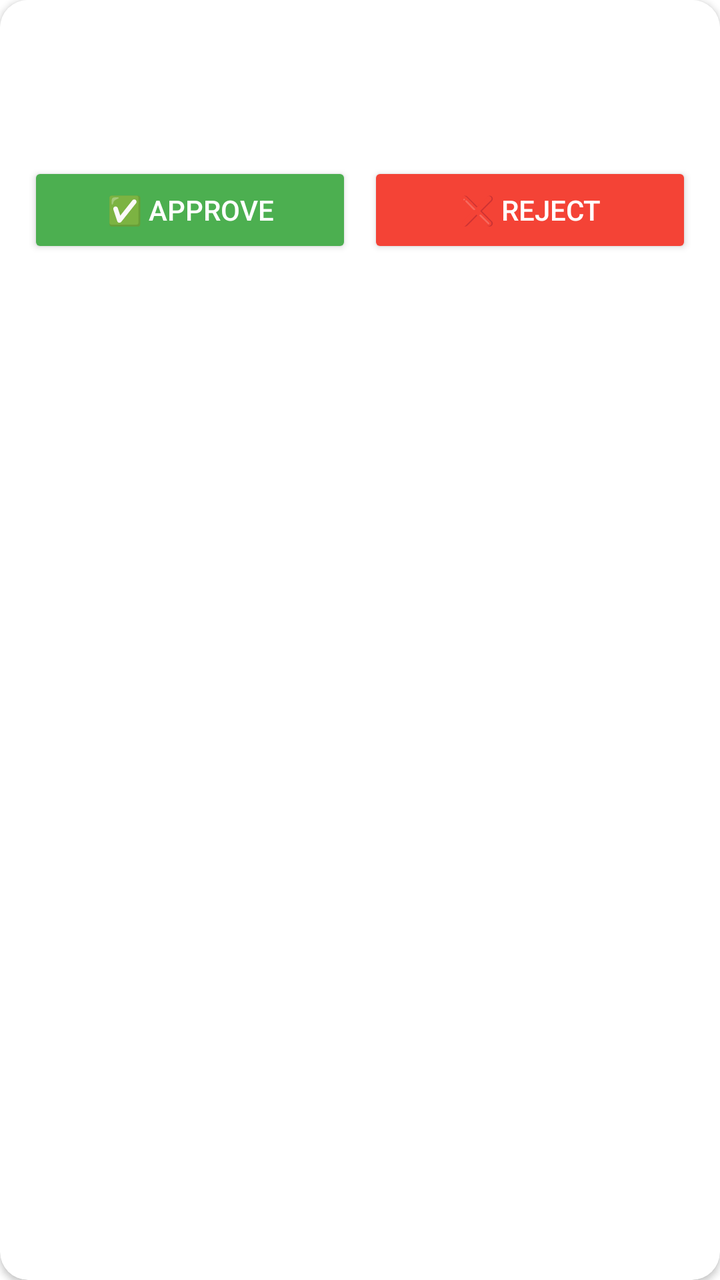
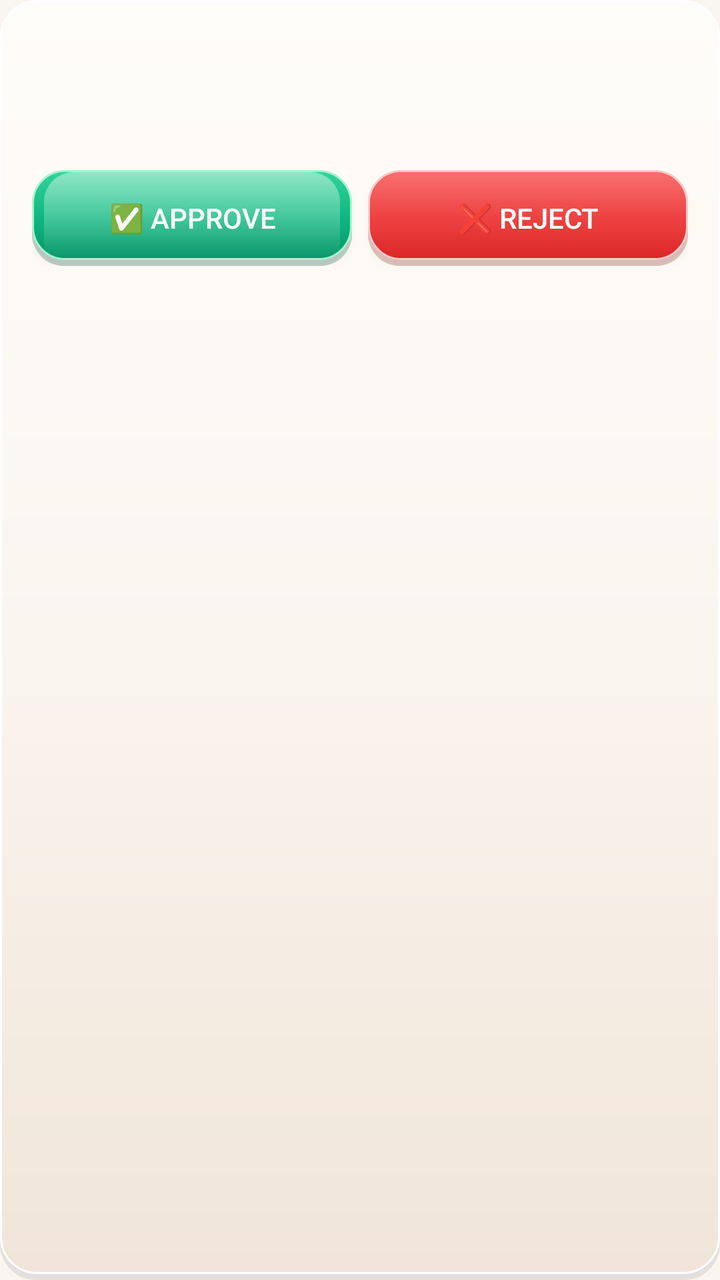

An Android layout rendered at two revisions. The XML below is the earlier revision; the diff shows what the commit changed to produce the second picture.
<!-- AndroidManifest.xml: application theme Theme.SheEmpower -->
<!-- res/layout/item_pending_seller.xml -->
<?xml version="1.0" encoding="utf-8"?>
<androidx.cardview.widget.CardView xmlns:android="http://schemas.android.com/apk/res/android"
    xmlns:app="http://schemas.android.com/apk/res-auto"
    android:layout_width="match_parent" android:layout_height="wrap_content"
    android:layout_marginBottom="10dp" app:cardCornerRadius="14dp" app:cardElevation="2dp">
    <LinearLayout android:layout_width="match_parent" android:background="?android:attr/windowBackground"
        android:layout_height="wrap_content" android:orientation="vertical" android:padding="14dp">
        <TextView android:id="@+id/tvPendingName" android:layout_width="match_parent" android:layout_height="wrap_content" android:textStyle="bold" android:textSize="15sp" />
        <TextView android:id="@+id/tvPendingMeta" android:layout_width="match_parent" android:layout_height="wrap_content" android:textColor="#888888" android:textSize="12sp" />
        <TextView android:id="@+id/tvPendingWhatsApp" android:layout_width="match_parent" android:layout_height="wrap_content" android:textColor="#25D366" android:textSize="12sp" android:layout_marginTop="4dp" />
        <LinearLayout android:layout_width="match_parent" android:layout_height="wrap_content" android:orientation="horizontal" android:layout_marginTop="10dp">
            <Button android:id="@+id/btnApprove" android:layout_width="0dp" android:layout_height="wrap_content" android:layout_weight="1"
                android:text="✅ Approve" android:backgroundTint="#4CAF50" android:textColor="#FFFFFF" />
            <Button android:id="@+id/btnReject" android:layout_width="0dp" android:layout_height="wrap_content" android:layout_weight="1"
                android:layout_marginStart="8dp" android:text="❌ Reject" android:backgroundTint="#F44336" android:textColor="#FFFFFF" />
        </LinearLayout>
    </LinearLayout>
</androidx.cardview.widget.CardView>
<!-- resources referenced by this layout -->
<resources>
  <style name="Theme.SheEmpower" parent="Theme.AppCompat.Light.NoActionBar">
          <item name="colorPrimary">#FF4081</item>
          <item name="colorPrimaryDark">#C2185B</item>
          <item name="colorAccent">#FF4081</item>
          <item name="android:windowBackground">@color/bg_light</item>
          <item name="android:colorBackground">@color/white</item>
          <item name="android:textColorPrimary">@color/text_light</item>
          <item name="android:textColorSecondary">@color/text_gray</item>
      </style>
  <color name="bg_light">#FFFFFF</color>
  <color name="white">#FFFFFF</color>
  <color name="text_light">#333333</color>
  <color name="text_gray">#888888</color>
</resources>

<!-- the commit's change to res/layout/item_pending_seller.xml (unified diff, before → after) -->
@@ -1,18 +1,62 @@
 <?xml version="1.0" encoding="utf-8"?>
-<androidx.cardview.widget.CardView xmlns:android="http://schemas.android.com/apk/res/android"
-    xmlns:app="http://schemas.android.com/apk/res-auto"
-    android:layout_width="match_parent" android:layout_height="wrap_content"
-    android:layout_marginBottom="10dp" app:cardCornerRadius="14dp" app:cardElevation="2dp">
-    <LinearLayout android:layout_width="match_parent" android:background="?android:attr/windowBackground"
-        android:layout_height="wrap_content" android:orientation="vertical" android:padding="14dp">
-        <TextView android:id="@+id/tvPendingName" android:layout_width="match_parent" android:layout_height="wrap_content" android:textStyle="bold" android:textSize="15sp" />
-        <TextView android:id="@+id/tvPendingMeta" android:layout_width="match_parent" android:layout_height="wrap_content" android:textColor="#888888" android:textSize="12sp" />
-        <TextView android:id="@+id/tvPendingWhatsApp" android:layout_width="match_parent" android:layout_height="wrap_content" android:textColor="#25D366" android:textSize="12sp" android:layout_marginTop="4dp" />
-        <LinearLayout android:layout_width="match_parent" android:layout_height="wrap_content" android:orientation="horizontal" android:layout_marginTop="10dp">
-            <Button android:id="@+id/btnApprove" android:layout_width="0dp" android:layout_height="wrap_content" android:layout_weight="1"
-                android:text="✅ Approve" android:backgroundTint="#4CAF50" android:textColor="#FFFFFF" />
-            <Button android:id="@+id/btnReject" android:layout_width="0dp" android:layout_height="wrap_content" android:layout_weight="1"
-                android:layout_marginStart="8dp" android:text="❌ Reject" android:backgroundTint="#F44336" android:textColor="#FFFFFF" />
-        </LinearLayout>
+<LinearLayout xmlns:android="http://schemas.android.com/apk/res/android"
+    android:layout_width="match_parent"
+    android:layout_height="wrap_content"
+    android:layout_marginBottom="10dp"
+    android:background="@drawable/bg_skeu_card"
+    android:orientation="vertical"
+    android:padding="16dp">
+
+    <TextView
+        android:id="@+id/tvPendingName"
+        android:layout_width="match_parent"
+        android:layout_height="wrap_content"
+        android:fontFamily="sans-serif-black"
+        android:textColor="@color/text_dark"
+        android:textSize="15sp" />
+
+    <TextView
+        android:id="@+id/tvPendingMeta"
+        android:layout_width="match_parent"
+        android:layout_height="wrap_content"
+        android:textColor="@color/text_gray"
+        android:textSize="12sp"
+        android:layout_marginTop="2dp" />
+
+    <TextView
+        android:id="@+id/tvPendingWhatsApp"
+        android:layout_width="match_parent"
+        android:layout_height="wrap_content"
+        android:textColor="@color/whatsapp_green"
+        android:fontFamily="sans-serif-medium"
+        android:textSize="12sp"
+        android:layout_marginTop="4dp" />
+
+    <LinearLayout
+        android:layout_width="match_parent"
+        android:layout_height="wrap_content"
+        android:orientation="horizontal"
+        android:layout_marginTop="10dp">
+
+        <Button
+            android:id="@+id/btnApprove"
+            android:layout_width="0dp"
+            android:layout_height="48dp"
+            android:layout_weight="1"
+            android:text="✅ Approve"
+            android:fontFamily="sans-serif-medium"
+            android:background="@drawable/bg_skeu_button_green"
+            android:textColor="#FFFFFF" />
+
+        <Button
+            android:id="@+id/btnReject"
+            android:layout_width="0dp"
+            android:layout_height="48dp"
+            android:layout_weight="1"
+            android:layout_marginStart="8dp"
+            android:text="❌ Reject"
+            android:fontFamily="sans-serif-medium"
+            android:background="@drawable/bg_skeu_button_red"
+            android:textColor="#FFFFFF" />
     </LinearLayout>
-</androidx.cardview.widget.CardView>
+</LinearLayout>
<!-- resource entries referenced after the edit -->
@@ -1,17 +1,93 @@
 <!-- resources referenced by this layout -->
 <resources>
+  <color name="text_dark">#2D253B</color>
   <style name="Theme.SheEmpower" parent="Theme.AppCompat.Light.NoActionBar">
-          <item name="colorPrimary">#FF4081</item>
-          <item name="colorPrimaryDark">#C2185B</item>
-          <item name="colorAccent">#FF4081</item>
-          <item name="android:windowBackground">@color/bg_light</item>
-          <item name="android:colorBackground">@color/white</item>
-          <item name="android:textColorPrimary">@color/text_light</item>
+          <item name="colorPrimary">@color/lavender_primary</item>
+          <item name="colorPrimaryDark">@color/lavender_dark</item>
+          <item name="colorAccent">@color/lavender_primary</item>
+          <item name="android:windowBackground">@color/bg_cream</item>
+          <item name="android:colorBackground">@color/bg_cream</item>
+          <item name="android:textColorPrimary">@color/text_dark</item>
           <item name="android:textColorSecondary">@color/text_gray</item>
       </style>
-  <color name="bg_light">#FFFFFF</color>
-  <color name="white">#FFFFFF</color>
-  <color name="text_light">#333333</color>
-  <color name="text_gray">#888888</color>
+  <color name="lavender_primary">#7C3AED</color>
+  <color name="lavender_dark">#5B21B6</color>
+  <color name="bg_cream">#FAF5EF</color>
+  <color name="text_gray">#6B637B</color>
+  <color name="whatsapp_green">#25D366</color>
+  <!-- drawable bg_skeu_button_green (drawable) -->
+  <?xml version="1.0" encoding="utf-8"?>
+  <layer-list xmlns:android="http://schemas.android.com/apk/res/android">
+      <item android:top="3dp">
+          <shape android:shape="rectangle">
+              <solid android:color="#40064E3B" />
+              <corners android:radius="16dp" />
+          </shape>
+      </item>
+      <item android:bottom="3dp">
+          <shape android:shape="rectangle">
+              <gradient
+                  android:startColor="#34D399"
+                  android:centerColor="#10B981"
+                  android:endColor="#059669"
+                  android:angle="270" />
+              <stroke android:width="1dp" android:color="#A7F3D0" />
+              <corners android:radius="16dp" />
+          </shape>
+      </item>
+      <item android:bottom="3dp" android:top="1dp" android:left="6dp" android:right="6dp">
+          <shape android:shape="rectangle">
+              <gradient
+                  android:startColor="#70FFFFFF"
+                  android:endColor="#00FFFFFF"
+                  android:angle="270" />
+              <corners android:topLeftRadius="15dp" android:topRightRadius="15dp" />
+          </shape>
+      </item>
+  </layer-list>
+  <!-- drawable bg_skeu_button_red (drawable) -->
+  <?xml version="1.0" encoding="utf-8"?>
+  <layer-list xmlns:android="http://schemas.android.com/apk/res/android">
+      <item android:top="3dp">
+          <shape android:shape="rectangle">
+              <solid android:color="#407F1D1D" />
+              <corners android:radius="16dp" />
+          </shape>
+      </item>
+      <item android:bottom="3dp">
+          <shape android:shape="rectangle">
+              <gradient
+                  android:startColor="#F87171"
+                  android:centerColor="#EF4444"
+                  android:endColor="#DC2626"
+                  android:angle="270" />
+              <stroke android:width="1dp" android:color="#FECACA" />
+              <corners android:radius="16dp" />
+          </shape>
+      </item>
+  </layer-list>
+  <!-- drawable bg_skeu_card (drawable) -->
+  <?xml version="1.0" encoding="utf-8"?>
+  <layer-list xmlns:android="http://schemas.android.com/apk/res/android">
+      
+      <item android:top="3dp">
+          <shape android:shape="rectangle">
+              <solid android:color="#1A2D253B" />
+              <corners android:radius="18dp" />
+          </shape>
+      </item>
+      
+      <item android:bottom="3dp">
+          <shape android:shape="rectangle">
+              <gradient
+                  android:startColor="#FFFDF9"
+                  android:centerColor="#FAF5EF"
+                  android:endColor="#F0E5D8"
+                  android:angle="270" />
+              <stroke android:width="1dp" android:color="#FFFFFF" />
+              <corners android:radius="18dp" />
+          </shape>
+      </item>
+  </layer-list>
 </resources>
 
